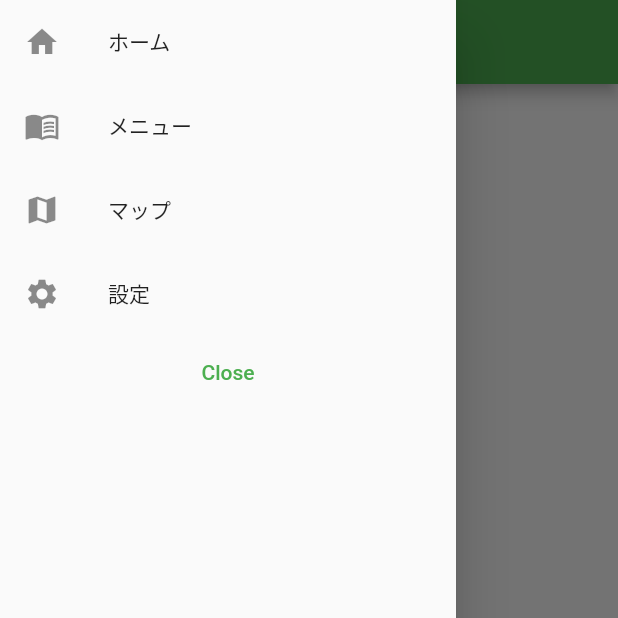
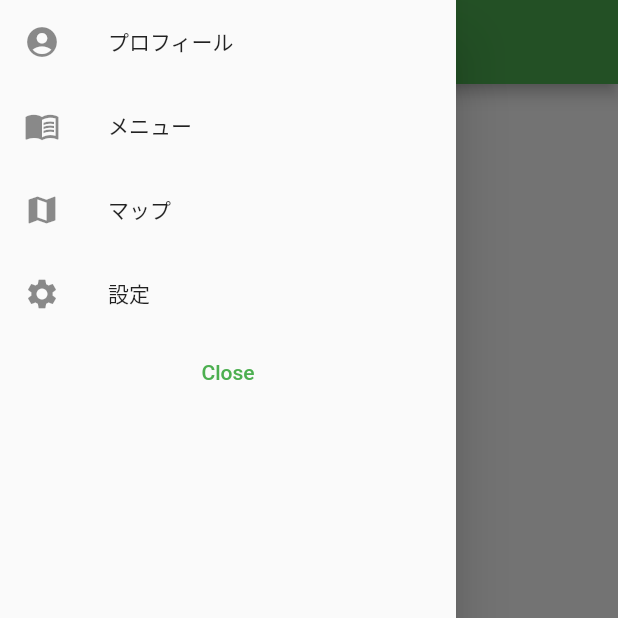
Before and after one commit to p238049y/paractice, a Flutter app: the screen it shows after launch, with the side drawer open, on a phone screen of 412 x 824 dp, the top half of it. Run offline on Flutter 3.47's test engine with Material 2 defaults, Android fonts, the phone set to English and light mode, and no system bars; our stand-ins replace shared_preferences.

Commit message:
[add]#10 プロフィール画面の雛形を作成

```diff
--- a/my_app/lib/main.dart
+++ b/my_app/lib/main.dart
@@ -4,6 +4,7 @@ import 'package:flutter/material.dart';
 import 'package:my_app/hello_world/TestPage2.dart';
 import 'package:my_app/hello_world/TestPage3.dart';
 import 'package:my_app/hello_world/TestPage1.dart';
+import 'package:my_app/hello_world/main.dart';
 
 import 'Menu/MenuPage.dart';
 import 'async.dart';
@@ -122,8 +123,8 @@ class _MyHomePageState extends State<MyHomePage> with TickerProviderStateMixin{
         child: Column(
           children: [
             const ListTile(
-              leading: Icon(Icons.home),
-              title: Text("ホーム"),
+              leading: Icon(Icons.account_circle),
+              title: Text("プロフィール"),
             ),
             ListTile(
               leading: const Icon(Icons.menu_book),
```
Also changed, not shown: my_app/lib/Profile/ProfilePage.dart (added, +19 -0 lines).
